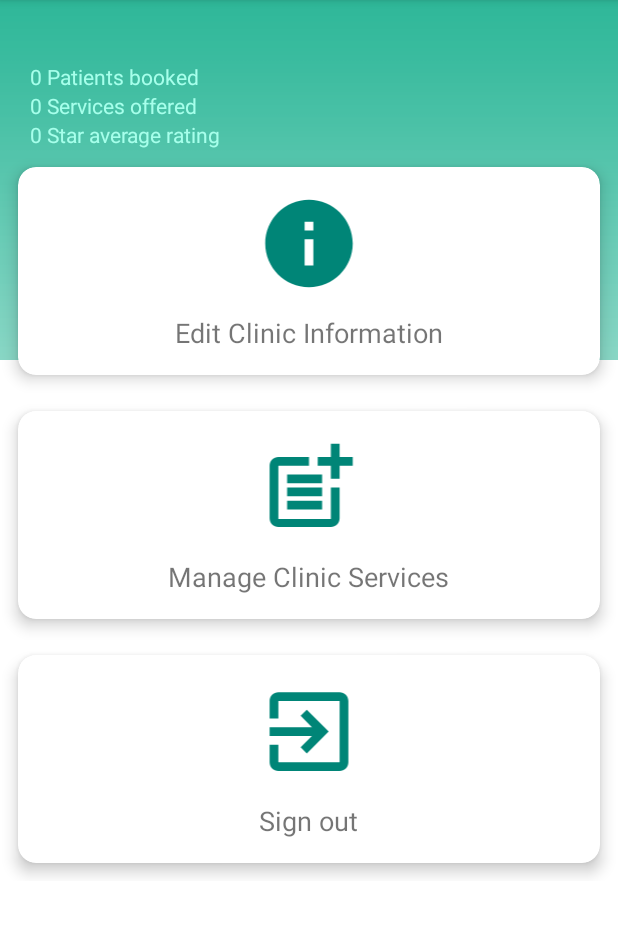
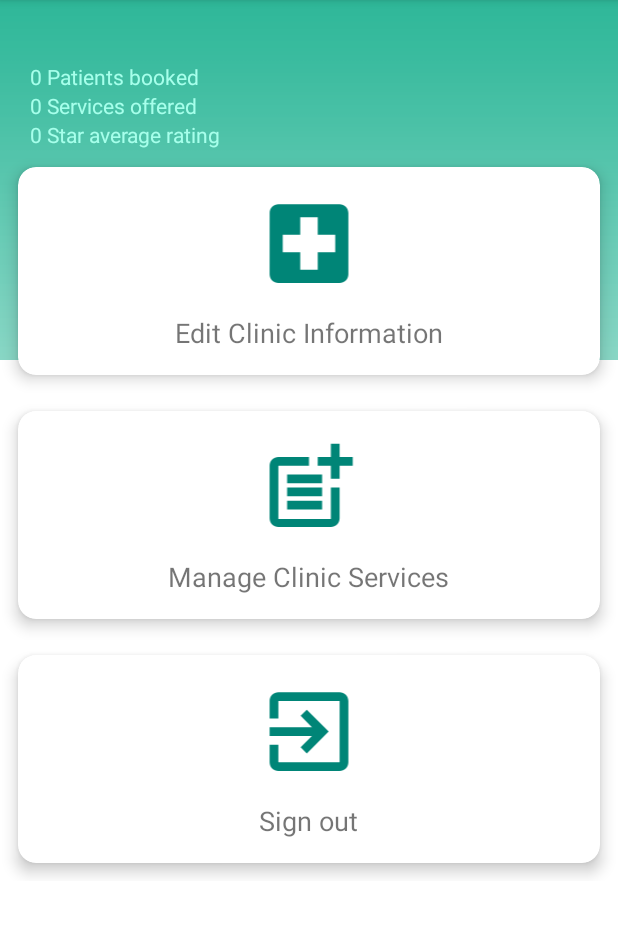
Before and after one commit to ckoya012/android-walkncare, an Android app: the EmployeeMainActivity screen opened directly, with no data from a screen before it, on a phone screen of 412 x 824 dp, the part 84-1022 px from its top. Run offline under Robolectric (Android 15) with nearby library versions, the phone set to English and light mode, and no system bars; our stand-ins replace Firebase (no records; nobody signed in at launch, a user with empty details on screens opened directly); 3 statements that could not run were skipped.

Commit message:
Minor changes to employee setup and admin UI

```diff
--- /dev/null
+++ b/app/src/main/res/drawable/ic_clinic.xml
@@ -0,0 +1,9 @@
+<vector xmlns:android="http://schemas.android.com/apk/res/android"
+    android:width="24dp"
+    android:height="24dp"
+    android:viewportWidth="24"
+    android:viewportHeight="24">
+  <path
+      android:fillColor="@color/colorPrimary"
+      android:pathData="M19,3L5,3c-1.1,0 -1.99,0.9 -1.99,2L3,19c0,1.1 0.9,2 2,2h14c1.1,0 2,-0.9 2,-2L21,5c0,-1.1 -0.9,-2 -2,-2zM18,14h-4v4h-4v-4L6,14v-4h4L10,6h4v4h4v4z"/>
+</vector>
--- a/app/src/main/res/layout/activity_employee_main.xml
+++ b/app/src/main/res/layout/activity_employee_main.xml
@@ -89,7 +89,7 @@
                     <ImageView
                         android:layout_width="match_parent"
                         android:layout_height="70dp"
-                        android:src="@drawable/ic_info" />
+                        android:src="@drawable/ic_clinic" />
 
                     <TextView
                         android:layout_width="wrap_content"
```
Also changed, not shown: app/src/main/java/com/example/walkinclinic/EmployeeSetupActivity.java (+28 -8 lines), app/src/main/res/layout/activity_employee_setup.xml (+3 -4 lines).
